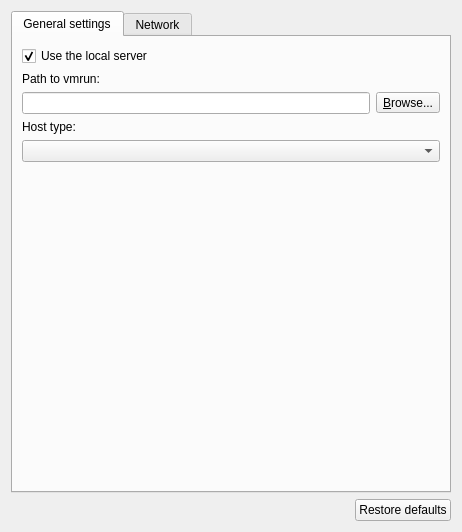
GNS3/gns3-gui, file gns3/modules/vmware/ui/vmware_preferences_page.ui: the form before one commit.
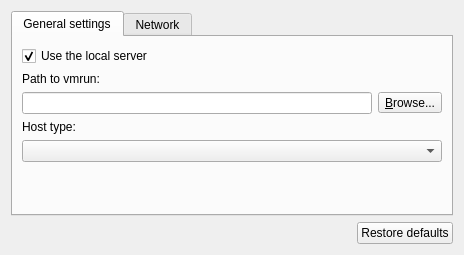
The form after the commit.

Commit message: Set minimum sizes for spacers in preferences dialog.

```diff
--- a/gns3/modules/vmware/ui/vmware_preferences_page.ui
+++ b/gns3/modules/vmware/ui/vmware_preferences_page.ui
@@ -6,8 +6,8 @@
    <rect>
     <x>0</x>
     <y>0</y>
-    <width>462</width>
-    <height>532</height>
+    <width>464</width>
+    <height>255</height>
    </rect>
   </property>
   <property name="windowTitle">
@@ -61,8 +61,8 @@
          </property>
          <property name="sizeHint" stdset="0">
           <size>
-           <width>390</width>
-           <height>193</height>
+           <width>20</width>
+           <height>5</height>
           </size>
          </property>
         </spacer>
```
Left out of the diff: 2 changed lines with no effect on the pictures. The commit also changes 22 other files.
